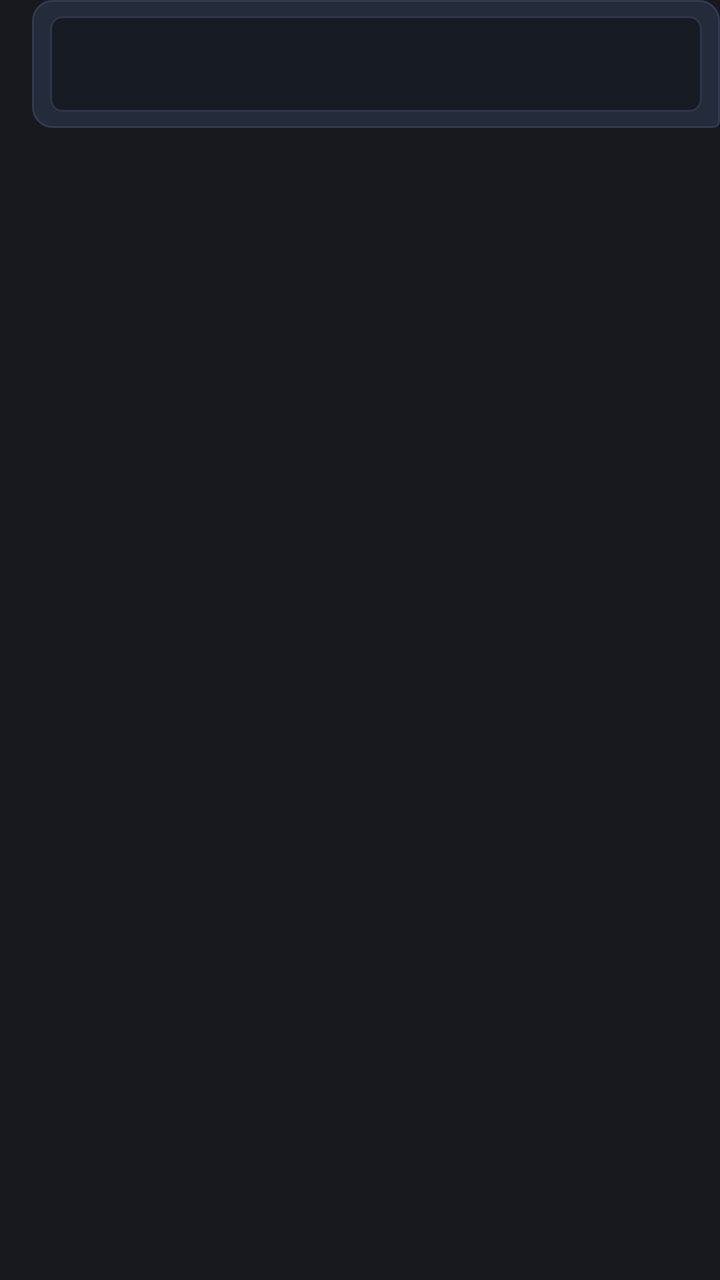
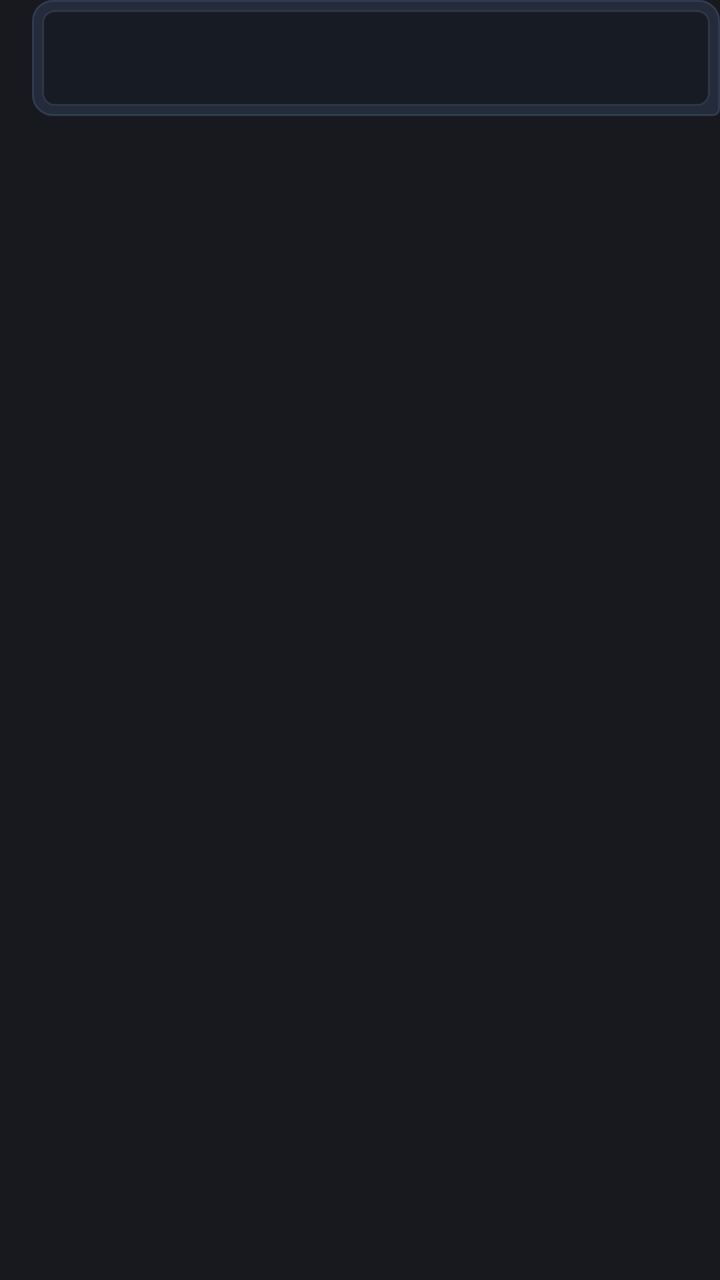

Before-and-after screenshots of an Android layout around one commit, followed by the original layout XML and the change that was made.
<!-- AndroidManifest.xml: application theme Theme.ObsidianQuick -->
<!-- res/layout/widget_item_note_embed.xml -->
<?xml version="1.0" encoding="utf-8"?>
<LinearLayout xmlns:android="http://schemas.android.com/apk/res/android"
    android:id="@+id/wn_row_root"
    android:layout_width="match_parent"
    android:layout_height="wrap_content"
    android:gravity="end"
    android:orientation="horizontal"
    android:paddingStart="16dp"
    android:paddingEnd="0dp">

    <LinearLayout
        android:id="@+id/wn_bubble_box"
        android:layout_width="match_parent"
        android:layout_height="wrap_content"
        android:background="@drawable/widget_bubble_bg"
        android:orientation="vertical"
        android:paddingStart="9dp"
        android:paddingTop="8dp"
        android:paddingEnd="9dp"
        android:paddingBottom="8dp">

        <TextView
            android:id="@+id/wn_text"
            android:layout_width="match_parent"
            android:layout_height="wrap_content"
            android:layout_marginBottom="4dp"
            android:ellipsize="end"
            android:lineSpacingExtra="1.5dp"
            android:maxLines="2"
            android:textColor="#EDF1F8"
            android:textSize="13sp"
            android:visibility="gone" />

        <LinearLayout
            android:id="@+id/wn_embed_card"
            android:layout_width="match_parent"
            android:layout_height="wrap_content"
            android:background="@drawable/widget_embed_card_bg"
            android:gravity="center_vertical"
            android:orientation="horizontal">

            <LinearLayout
                android:layout_width="0dp"
                android:layout_height="wrap_content"
                android:layout_weight="1"
                android:orientation="vertical"
                android:paddingStart="9dp"
                android:paddingTop="7dp"
                android:paddingEnd="8dp"
                android:paddingBottom="7dp">

                <TextView
                    android:id="@+id/wn_embed_title"
                    android:layout_width="match_parent"
                    android:layout_height="wrap_content"
                    android:ellipsize="end"
                    android:lineSpacingExtra="1dp"
                    android:maxLines="2"
                    android:textColor="#EDF1F8"
                    android:textSize="12sp"
                    android:textStyle="bold" />

                <TextView
                    android:id="@+id/wn_embed_desc"
                    android:layout_width="match_parent"
                    android:layout_height="wrap_content"
                    android:layout_marginTop="2dp"
                    android:ellipsize="end"
                    android:maxLines="1"
                    android:textColor="#8A96B0"
                    android:textSize="10.5sp"
                    android:visibility="gone" />

                <LinearLayout
                    android:layout_width="match_parent"
                    android:layout_height="wrap_content"
                    android:layout_marginTop="4dp"
                    android:gravity="center_vertical"
                    android:orientation="horizontal">

                    <ImageView
                        android:id="@+id/wn_embed_favicon"
                        android:layout_width="12dp"
                        android:layout_height="12dp"
                        android:layout_marginEnd="5dp"
                        android:scaleType="centerCrop"
                        android:visibility="gone" />

                    <TextView
                        android:id="@+id/wn_embed_site"
                        android:layout_width="0dp"
                        android:layout_height="wrap_content"
                        android:layout_weight="1"
                        android:ellipsize="end"
                        android:singleLine="true"
                        android:textColor="#7A86A0"
                        android:textSize="10sp" />

                    <ImageView
                        android:id="@+id/wn_embed_star"
                        android:layout_width="12dp"
                        android:layout_height="12dp"
                        android:layout_marginStart="5dp"
                        android:scaleType="fitCenter"
                        android:src="@drawable/ic_w_star_on"
                        android:visibility="gone" />
                </LinearLayout>
            </LinearLayout>

            <ImageView
                android:id="@+id/wn_embed_thumb"
                android:layout_width="74dp"
                android:layout_height="60dp"
                android:layout_marginEnd="1dp"
                android:scaleType="centerCrop"
                android:visibility="gone" />
        </LinearLayout>
    </LinearLayout>

</LinearLayout>
<!-- resources referenced by this layout -->
<resources>
  <!-- drawable ic_w_star_on (drawable) -->
  <?xml version="1.0" encoding="utf-8"?>
  <vector xmlns:android="http://schemas.android.com/apk/res/android"
      android:width="16dp"
      android:height="16dp"
      android:viewportWidth="24"
      android:viewportHeight="24">
      <path
          android:fillColor="#FBBF24"
          android:strokeColor="#FBBF24"
          android:strokeWidth="1.6"
          android:strokeLineJoin="round"
          android:pathData="M12,2l3.09,6.26L22,9.27l-5,4.87 1.18,6.88L12,17.77l-6.18,3.25L7,14.14 2,9.27l6.91,-1.01L12,2z" />
  </vector>
  <!-- drawable widget_bubble_bg (drawable) -->
  <?xml version="1.0" encoding="utf-8"?>
  <shape xmlns:android="http://schemas.android.com/apk/res/android" android:shape="rectangle">
      <solid android:color="#242B3B" />
      <stroke android:width="1dp" android:color="#313B50" />
      <corners
          android:topLeftRadius="10dp"
          android:topRightRadius="10dp"
          android:bottomLeftRadius="10dp"
          android:bottomRightRadius="3dp" />
  </shape>
  <!-- drawable widget_embed_card_bg (drawable) -->
  <?xml version="1.0" encoding="utf-8"?>
  <shape xmlns:android="http://schemas.android.com/apk/res/android" android:shape="rectangle">
      <solid android:color="#171B24" />
      <stroke android:width="1dp" android:color="#2E3648" />
      <corners android:radius="6dp" />
  </shape>
  <style name="Theme.ObsidianQuick" parent="Theme.AppCompat.NoActionBar">
          <item name="android:statusBarColor">#17191F</item>
          <item name="android:navigationBarColor">#1D2028</item>
          <item name="android:windowLightStatusBar">false</item>
          <item name="android:windowBackground">#17191F</item>
      </style>
</resources>

<!-- the commit's change to res/layout/widget_item_note_embed.xml (unified diff, before → after) -->
@@ -14,19 +14,22 @@
         android:layout_height="wrap_content"
         android:background="@drawable/widget_bubble_bg"
         android:orientation="vertical"
-        android:paddingStart="9dp"
-        android:paddingTop="8dp"
-        android:paddingEnd="9dp"
-        android:paddingBottom="8dp">
+        android:paddingStart="5dp"
+        android:paddingTop="5dp"
+        android:paddingEnd="5dp"
+        android:paddingBottom="5dp">
 
         <TextView
             android:id="@+id/wn_text"
             android:layout_width="match_parent"
             android:layout_height="wrap_content"
-            android:layout_marginBottom="4dp"
+            android:layout_marginBottom="5dp"
             android:ellipsize="end"
             android:lineSpacingExtra="1.5dp"
             android:maxLines="2"
+            android:paddingStart="4dp"
+            android:paddingTop="1dp"
+            android:paddingEnd="4dp"
             android:textColor="#EDF1F8"
             android:textSize="13sp"
             android:visibility="gone" />
